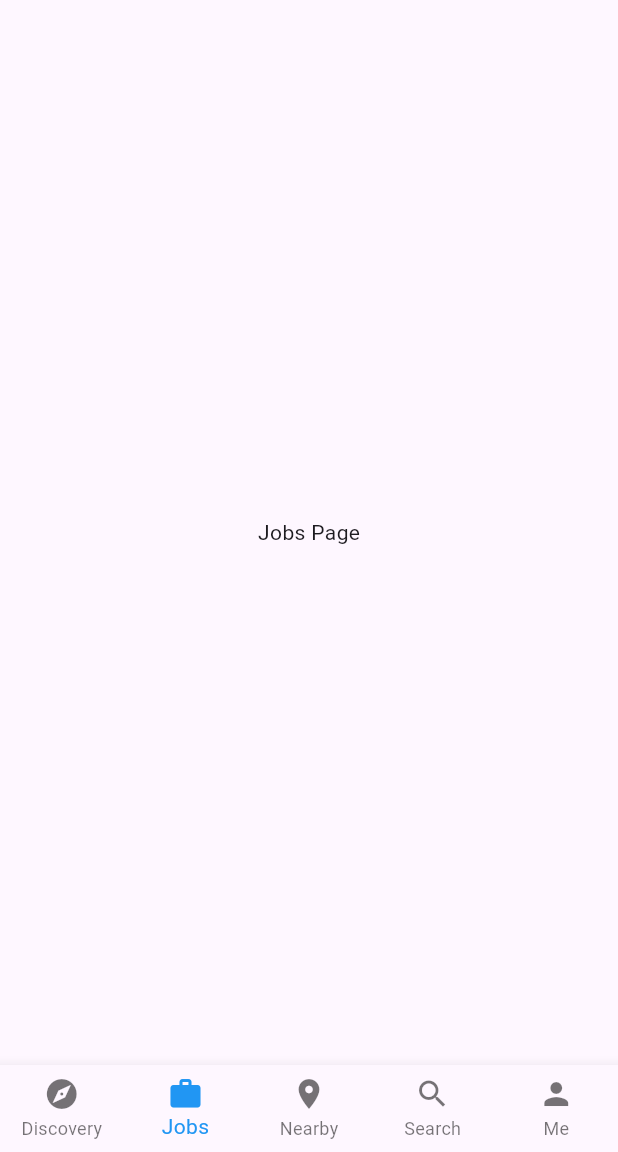
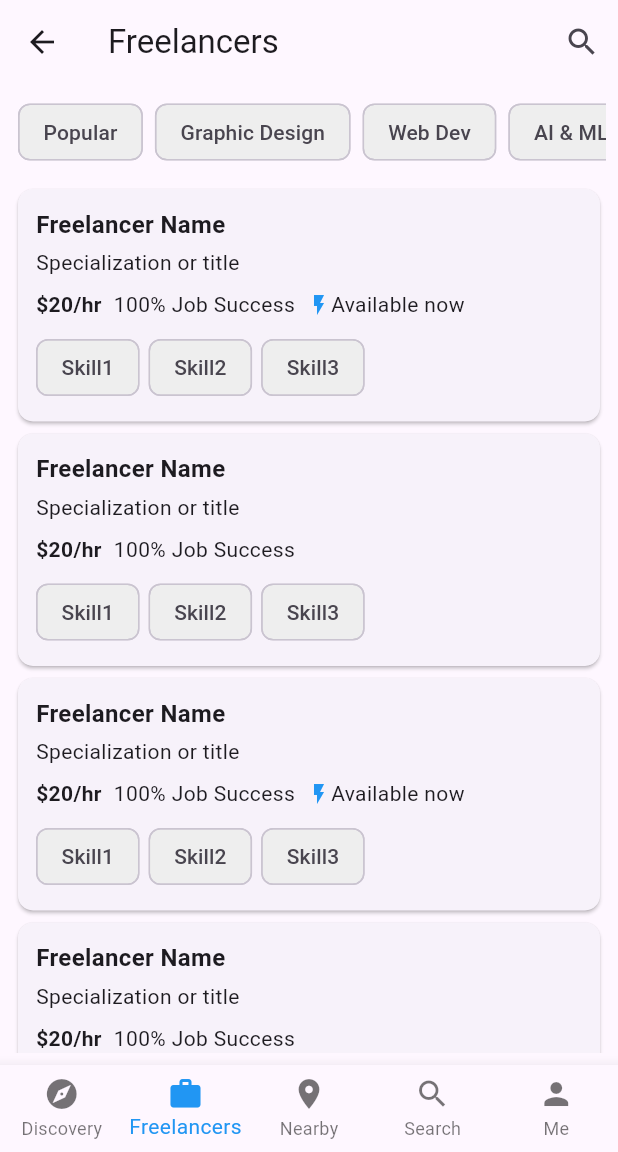
Before and after one commit to bananaNuggets75/freelancing-app-CPU, a Flutter app: the HomePage screen opened by its route, item 2 of the bottom bar chosen, on a phone screen of 412 x 824 dp, the part 84-1236 px from its top. Run offline on Flutter 3.47's test engine with Material 3 defaults, Android fonts, the phone set to English and light mode, and no system bars.

Commit message:
freelancer page

```diff
--- /dev/null
+++ b/freelancing_app/lib/freelancer_page.dart
@@ -0,0 +1,141 @@
+import 'package:flutter/material.dart';
+
+class FreelancerPage extends StatelessWidget {
+  @override
+  Widget build(BuildContext context) {
+    return Scaffold(
+      appBar: AppBar(
+        title: Text("Freelancers"),
+        actions: [
+          IconButton(
+            icon: Icon(Icons.search),
+            onPressed: () {
+              // Add search functionality
+            },
+          ),
+        ],
+      ),
+      body: Padding(
+        padding: const EdgeInsets.all(8.0),
+        child: Column(
+          crossAxisAlignment: CrossAxisAlignment.start,
+          children: [
+            // Category Filter Chips
+            SingleChildScrollView(
+              scrollDirection: Axis.horizontal,
+              child: Row(
+                children: [
+                  FilterChipWidget("Popular"),
+                  FilterChipWidget("Graphic Design"),
+                  FilterChipWidget("Web Dev"),
+                  FilterChipWidget("AI & ML"),
+                  // Add more categories as needed
+                ],
+              ),
+            ),
+            SizedBox(height: 10),
+            Expanded(
+              child: ListView.builder(
+                itemCount: 10, // replace with actual freelancer count
+                itemBuilder: (context, index) {
+                  return FreelancerCard(
+                    name: "Freelancer Name",
+                    role: "Specialization or title",
+                    rate: "\$20/hr",
+                    jobSuccess: "100% Job Success",
+                    skills: ["Skill1", "Skill2", "Skill3"],
+                    availableNow: index % 2 == 0, // Toggle for demonstration
+                  );
+                },
+              ),
+            ),
+          ],
+        ),
+      ),
+    );
+  }
+}
+
+class FilterChipWidget extends StatelessWidget {
+  final String label;
+  FilterChipWidget(this.label);
+
+  @override
+  Widget build(BuildContext context) {
+    return Padding(
+      padding: const EdgeInsets.symmetric(horizontal: 4.0),
+      child: Chip(
+        label: Text(label),
+        backgroundColor: Colors.grey[200],
+      ),
+    );
+  }
+}
+
+class FreelancerCard extends StatelessWidget {
+  final String name;
+  final String role;
+  final String rate;
+  final String jobSuccess;
+  final List<String> skills;
+  final bool availableNow;
+
+  FreelancerCard({
+    required this.name,
+    required this.role,
+    required this.rate,
+    required this.jobSuccess,
+    required this.skills,
+    this.availableNow = false,
+  });
+
+  @override
+  Widget build(BuildContext context) {
+    return Card(
+      shape: RoundedRectangleBorder(
+        borderRadius: BorderRadius.circular(10),
+      ),
+      child: Padding(
+        padding: const EdgeInsets.all(12.0),
+        child: Column(
+          crossAxisAlignment: CrossAxisAlignment.start,
+          children: [
+            Text(
+              name,
+              style: TextStyle(fontSize: 16, fontWeight: FontWeight.bold),
+            ),
+            SizedBox(height: 4),
+            Text(role),
+            SizedBox(height: 8),
+            Row(
+              children: [
+                Text(rate, style: TextStyle(fontWeight: FontWeight.bold)),
+                SizedBox(width: 8),
+                Text(jobSuccess),
+                if (availableNow)
+                  Row(
+                    children: [
+                      SizedBox(width: 8),
+                      Icon(Icons.flash_on, color: Colors.blue, size: 16),
+                      Text("Available now"),
+                    ],
+                  ),
+              ],
+            ),
+            SizedBox(height: 8),
+            Wrap(
+              spacing: 6.0,
+              runSpacing: -8.0,
+              children: skills
+                  .map((skill) => Chip(
+                label: Text(skill),
+                backgroundColor: Colors.grey[200],
+              ))
+                  .toList(),
+            ),
+          ],
+        ),
+      ),
+    );
+  }
+}
--- a/freelancing_app/lib/home_page.dart
+++ b/freelancing_app/lib/home_page.dart
@@ -1,4 +1,5 @@
 import 'package:flutter/material.dart';
+import 'package:freelancing_app/freelancer_page.dart';
 import 'package:freelancing_app/search/filters_widget.dart';
 import 'profile_page.dart';
 
@@ -25,7 +26,7 @@ class _HomePageState extends State<HomePage> {
       case 0:
         return _buildDiscoveryPage();
       case 1:
-        return Center(child: Text('Jobs Page'));
+        return FreelancerPage();
       case 2:
         return Center(child: Text('Nearby Page'));
       case 3:
@@ -122,7 +123,7 @@ class _HomePageState extends State<HomePage> {
           ),
           BottomNavigationBarItem(
             icon: Icon(Icons.work),
-            label: 'Jobs',
+            label: 'Freelancers',
           ),
           BottomNavigationBarItem(
             icon: Icon(Icons.location_on),
```
